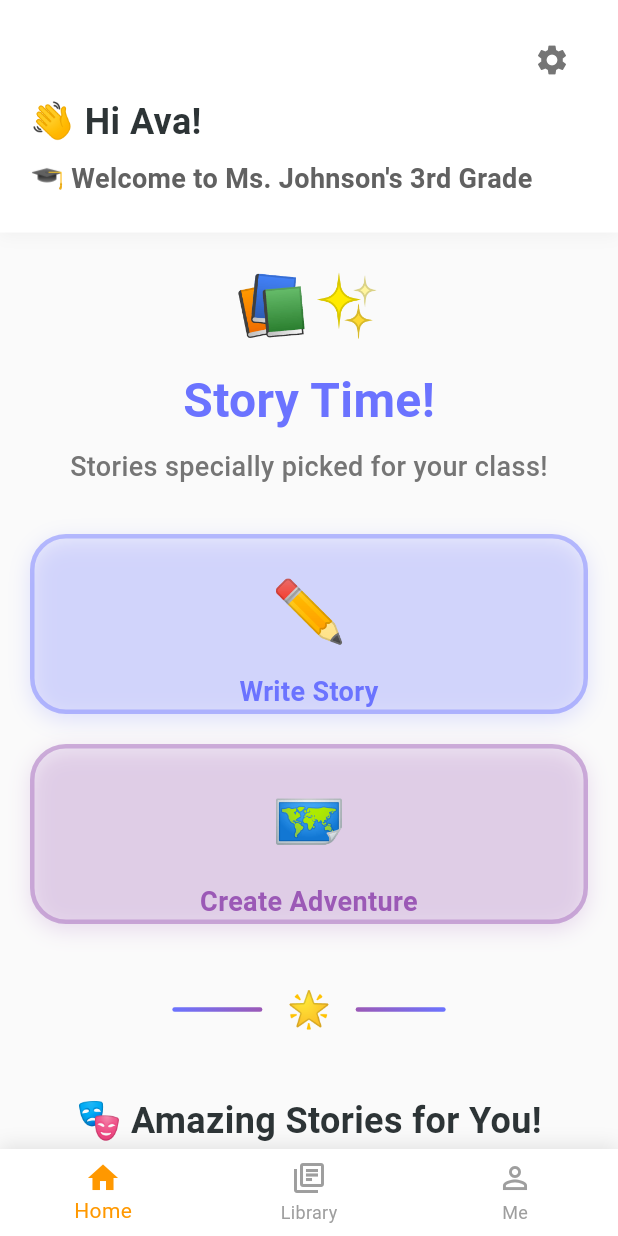
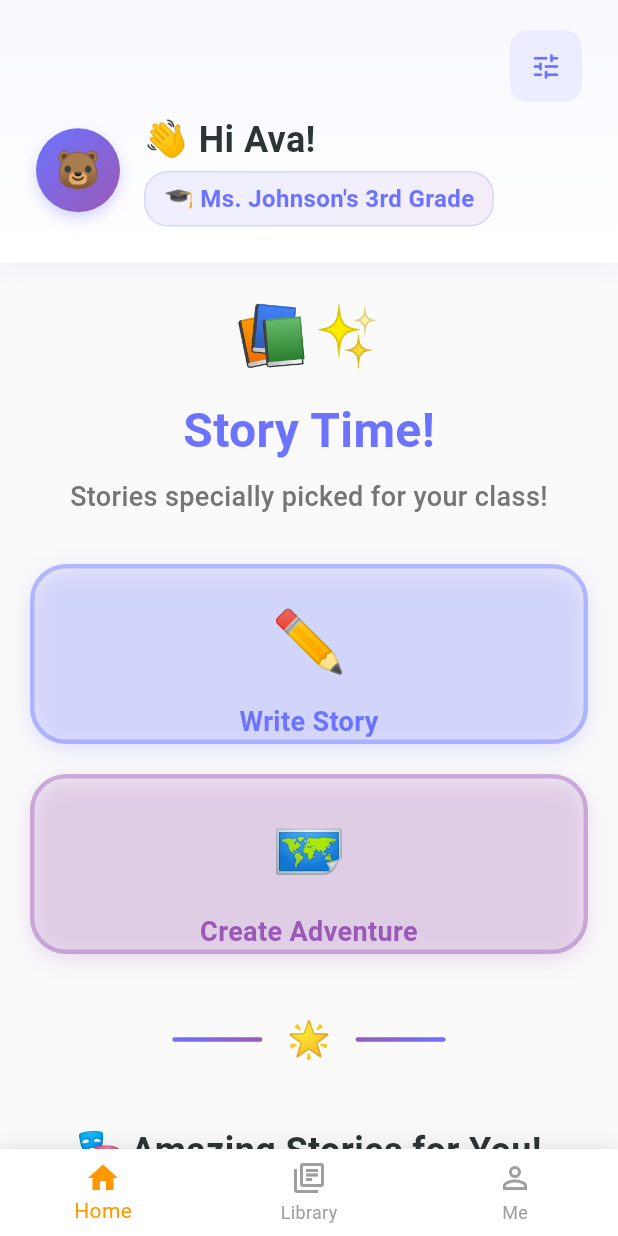
Before and after one commit to DalenVilla/Story-Buddy, a Flutter app: the StorytimeHomeScreen screen opened directly, on a phone screen of 412 x 824 dp. Run offline on Flutter 3.47's test engine with Material 3 defaults, Android fonts, the phone set to English and light mode, and no system bars; our stand-ins replace flutter_dotenv, shared_preferences; accounts and stored records are empty; network calls fail.

Commit message:
fixed student header

```diff
--- a/lib/components/student/student_app_bar.dart
+++ b/lib/components/student/student_app_bar.dart
@@ -16,18 +16,25 @@ class StorytimeAppBar extends StatelessWidget implements PreferredSizeWidget {
   Widget build(BuildContext context) {
     return Container(
       decoration: BoxDecoration(
-        color: Colors.white,
+        gradient: LinearGradient(
+          colors: [
+            const Color(0xFFF8F9FF),
+            Colors.white,
+          ],
+          begin: Alignment.topCenter,
+          end: Alignment.bottomCenter,
+        ),
         boxShadow: [
           BoxShadow(
-            color: Colors.grey.withOpacity(0.1),
-            blurRadius: 8,
-            offset: const Offset(0, 2),
+            color: const Color(0xFF6B73FF).withOpacity(0.08),
+            blurRadius: 12,
+            offset: const Offset(0, 4),
           ),
         ],
       ),
       child: SafeArea(
         child: Padding(
-          padding: const EdgeInsets.fromLTRB(20, 16, 20, 20),
+          padding: const EdgeInsets.fromLTRB(24, 20, 24, 20),
           child: Column(
             crossAxisAlignment: CrossAxisAlignment.start,
             children: [
@@ -35,16 +42,64 @@ class StorytimeAppBar extends StatelessWidget implements PreferredSizeWidget {
               Row(
                 mainAxisAlignment: MainAxisAlignment.end,
                 children: [
-                  IconButton(
-                    icon: Icon(Icons.settings, color: Colors.grey[600]),
+                  Container(
+                    decoration: BoxDecoration(
+                      color: const Color(0xFF6B73FF).withOpacity(0.1),
+                      borderRadius: BorderRadius.circular(12),
+                    ),
+                    child: IconButton(
+                      icon: Icon(
+                        Icons.tune_rounded,
+                        color: const Color(0xFF6B73FF),
+                        size: 22,
+                      ),
                       onPressed: () {
                         // Handle settings tap
                       },
                     ),
+                  ),
                 ],
               ),
 
-              // Greeting
+              const SizedBox(height: 8),
+
+              // Main greeting section
+              Row(
+                children: [
+                  // Fun emoji avatar
+                  Container(
+                    width: 56,
+                    height: 56,
+                    decoration: BoxDecoration(
+                      gradient: const LinearGradient(
+                        colors: [Color(0xFF6B73FF), Color(0xFF9B59B6)],
+                        begin: Alignment.topLeft,
+                        end: Alignment.bottomRight,
+                      ),
+                      borderRadius: BorderRadius.circular(28),
+                      boxShadow: [
+                        BoxShadow(
+                          color: const Color(0xFF6B73FF).withOpacity(0.3),
+                          blurRadius: 8,
+                          offset: const Offset(0, 4),
+                        ),
+                      ],
+                    ),
+                    child: const Center(
+                      child: Text(
+                        '🐻',
+                        style: TextStyle(fontSize: 24),
+                      ),
+                    ),
+                  ),
+
+                  const SizedBox(width: 16),
+
+                  // Greeting text
+                  Expanded(
+                    child: Column(
+                      crossAxisAlignment: CrossAxisAlignment.start,
+                      children: [
                         Text(
                           '👋 Hi $studentName!',
                           style: const TextStyle(
@@ -54,16 +109,36 @@ class StorytimeAppBar extends StatelessWidget implements PreferredSizeWidget {
                           ),
                         ),
 
-              const SizedBox(height: 8),
+                        const SizedBox(height: 4),
 
-              // Class welcome
-              Text(
-                '🎓 Welcome to $teacherName\'s $grade',
+                        Container(
+                          padding: const EdgeInsets.symmetric(horizontal: 12, vertical: 6),
+                          decoration: BoxDecoration(
+                            gradient: LinearGradient(
+                              colors: [
+                                const Color(0xFF6B73FF).withOpacity(0.1),
+                                const Color(0xFF9B59B6).withOpacity(0.1),
+                              ],
+                            ),
+                            borderRadius: BorderRadius.circular(16),
+                            border: Border.all(
+                              color: const Color(0xFF6B73FF).withOpacity(0.2),
+                              width: 1,
+                            ),
+                          ),
+                          child: Text(
+                            '🎓 $teacherName\'s $grade',
                             style: TextStyle(
-                  fontSize: 18,
+                              fontSize: 16,
                               fontWeight: FontWeight.w600,
-                  color: Colors.grey[700],
+                              color: const Color(0xFF6B73FF),
                             ),
+                          ),
+                        ),
+                      ],
+                    ),
+                  ),
+                ],
               ),
             ],
           ),
@@ -73,5 +148,5 @@ class StorytimeAppBar extends StatelessWidget implements PreferredSizeWidget {
   }
 
   @override
-  Size get preferredSize => const Size.fromHeight(155);
+  Size get preferredSize => const Size.fromHeight(175);
 }
```
Lines whose indentation alone changed are shown as unchanged.
